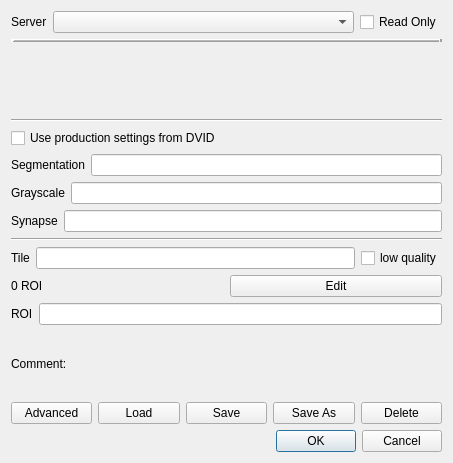
janelia-flyem/NeuTu, file neurolabi/gui/dialogs/zdviddialog.ui: the form before one commit.
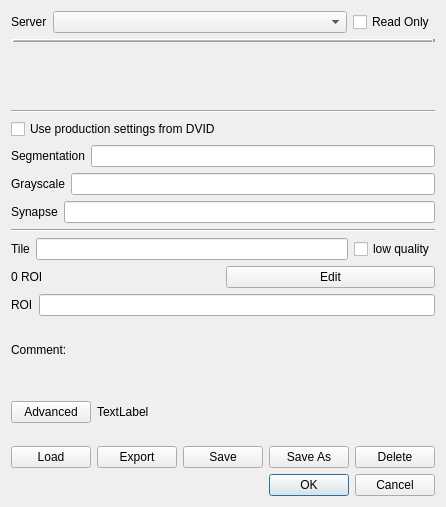
The form after the commit. Custom widgets are drawn as their Qt base class.

Commit message:
Fix default settings update in dvid setting dialog
Before the fix, the default settings might not be updated properly when swithcing between two settings that have default settings checked both.

```diff
--- a/neurolabi/gui/dialogs/zdviddialog.ui
+++ b/neurolabi/gui/dialogs/zdviddialog.ui
@@ -6,8 +6,8 @@
    <rect>
     <x>0</x>
     <y>0</y>
-    <width>453</width>
-    <height>463</height>
+    <width>430</width>
+    <height>507</height>
    </rect>
   </property>
   <property name="sizePolicy">
@@ -211,7 +211,7 @@
     </layout>
    </item>
    <item>
-    <layout class="QHBoxLayout" name="horizontalLayout_11">
+    <layout class="QHBoxLayout" name="horizontalLayout">
      <item>
       <widget class="QPushButton" name="advancedPushButton">
        <property name="text">
@@ -220,12 +220,43 @@
       </widget>
      </item>
      <item>
+      <widget class="QLabel" name="advancedInfoLabel">
+       <property name="text">
+        <string>TextLabel</string>
+       </property>
+      </widget>
+     </item>
+     <item>
+      <spacer name="horizontalSpacer">
+       <property name="orientation">
+        <enum>Qt::Horizontal</enum>
+       </property>
+       <property name="sizeHint" stdset="0">
+        <size>
+         <width>40</width>
+         <height>20</height>
+        </size>
+       </property>
+      </spacer>
+     </item>
+    </layout>
+   </item>
+   <item>
+    <layout class="QHBoxLayout" name="horizontalLayout_11">
+     <item>
       <widget class="QPushButton" name="loadPushButton">
        <property name="text">
         <string>Load</string>
        </property>
       </widget>
      </item>
+     <item>
+      <widget class="QPushButton" name="exportPushButton">
+       <property name="text">
+        <string>Export</string>
+       </property>
+      </widget>
+     </item>
      <item>
       <widget class="QPushButton" name="saveButton">
        <property name="text">
```
The commit also changes 7 other files.
